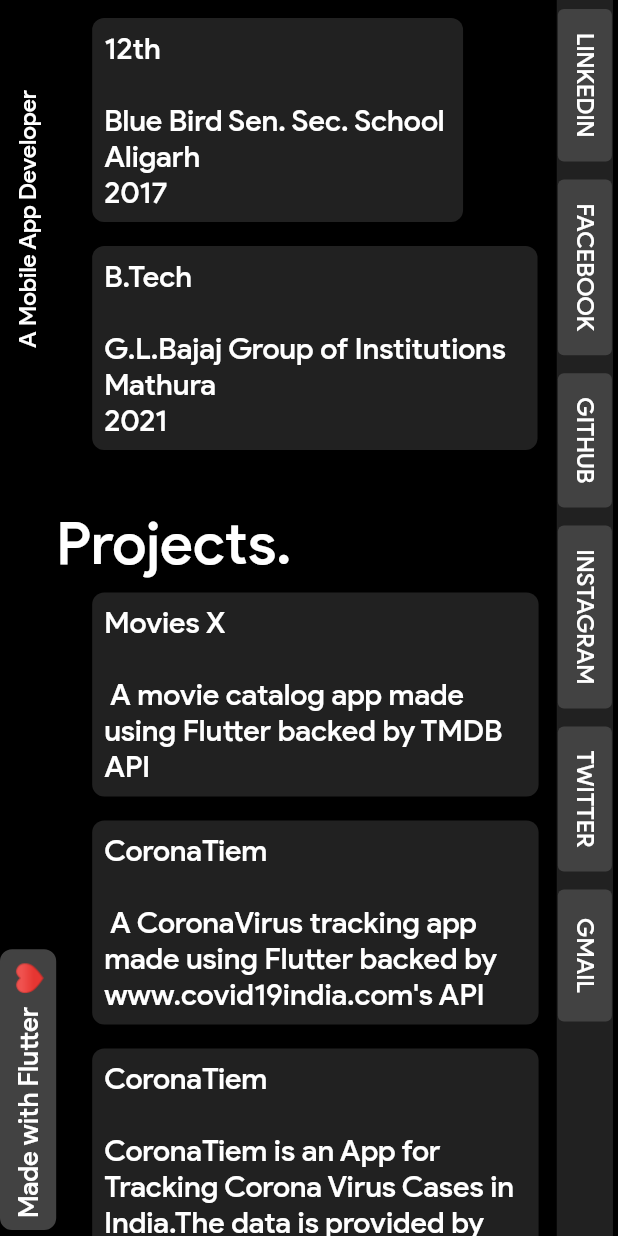
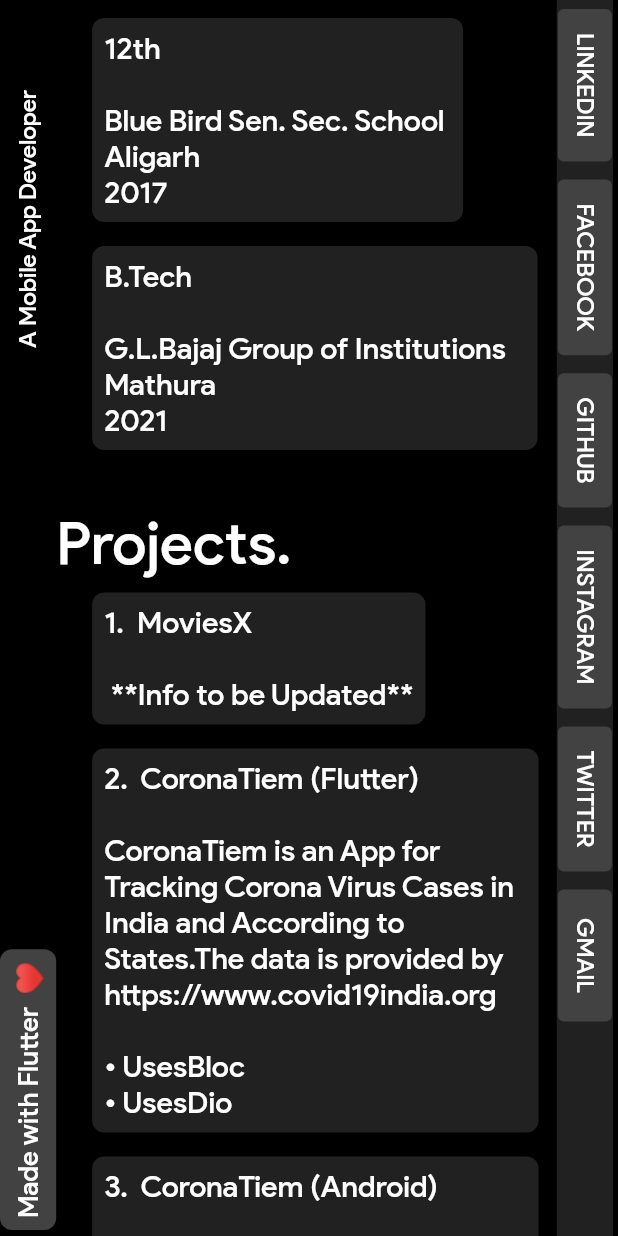
Before and after one commit to srthkpthk/portfolio, a Flutter app: the screen it shows after launch, scrolled down 1152 dp, on a phone screen of 412 x 824 dp. Run offline on Flutter 3.47's test engine with Material 2 defaults, Android fonts, the phone set to English and light mode, and no system bars; missing offline and left inert: dart:html.

Commit message:
Desktop?

```diff
--- a/lib/main.dart
+++ b/lib/main.dart
@@ -10,7 +10,10 @@ class App extends StatelessWidget {
     return MaterialApp(
       title: 'Srthk Portfolio',
       debugShowCheckedModeBanner: false,
-      theme: ThemeData(brightness: Brightness.dark, fontFamily: 'GFont'),
+      theme: ThemeData(
+          brightness: Brightness.dark,
+          primaryColor: Colors.grey,
+          fontFamily: 'GFont'),
       home: PortfolioHome(),
     );
   }
--- a/lib/src/util/Constants.dart
+++ b/lib/src/util/Constants.dart
@@ -1,5 +1,5 @@
 import 'package:flutter/material.dart';
-import 'dart:html' as html;
+
 final String name = 'Srthk Pthk';
 final String educationIHave = 'Education Includes';
 final String aboutInfo =
@@ -19,17 +19,11 @@ final List<String> educationList = [
   'B.Tech \n\nG.L.Bajaj Group of Institutions   \nMathura\n2021',
 ];
 final List<String> projects = [
-  'Movies X \n\n A movie catalog app made using Flutter backed by TMDB API ',
-  'CoronaTiem  \n\n A CoronaVirus tracking app made using Flutter backed by www.covid19india.com\'s API ',
-  """CoronaTiem \n\nCoronaTiem is an App for Tracking Corona Virus Cases in India.The data is provided by https://www.covid19india.org\n
-• Offline Caching of Data using Room
-• Dependency Injection with Kodein-DI
-• Use of MVVM Pattern
-• Use of Groupie for recycler View
-• Use of DataBinding (with Groupie)
-• Dark Mode Support""",
-      'Weather App  \n\n Shows Current Weather and Forecast for your Current Location.',
-  '...etc',
+  "1.\t MoviesX \n\n **Info to be Updated**",
+  "2.\t CoronaTiem (Flutter) \n\nCoronaTiem is an App for Tracking Corona Virus Cases in India and According to States.The data is provided by https://www.covid19india.org\n\n• UsesBloc\n• UsesDio",
+  "3.\t CoronaTiem (Android)  \n\nCoronaTiem is an App for Tracking Corona Virus Cases in India.The data is provided by https://www.covid19india.org\n• Offline Caching of Data using Room\n• Dependency Injection with Kodein-DI\n• Use of MVVM Pattern\n• Use of Groupie for recycler View\n• Use of DataBinding (with Groupie)\n• Dark Mode Support",
+  "4. \t Weather App\n\nShows Current Weather and Forecast for your Current Location.\n• Only for Android\n• Uses Bloc",
+  "//TODO adding more..."
 ];
 
 Widget txt(String text, {double size}) => Text(
--- a/lib/src/views/desktop_screen.dart
+++ b/lib/src/views/desktop_screen.dart
@@ -114,7 +114,10 @@ class DesktopScreen extends StatelessWidget {
               SizedBox(
                 height: 100,
               ),
-              txt('Have a Project Let\'s talk ↑', size: 70),
+              Padding(
+                padding: const EdgeInsets.only(left: 50),
+                child: txt('Have a Project Let\'s talk ↑', size: 50),
+              ),
               SizedBox(
                 height: 50,
               ),
```
